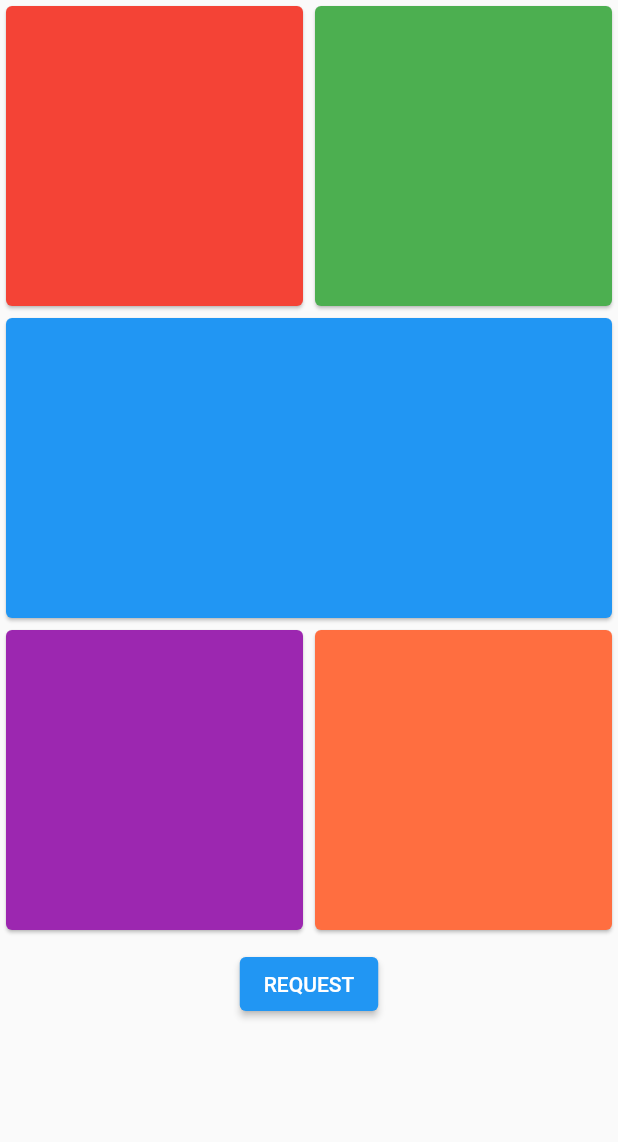
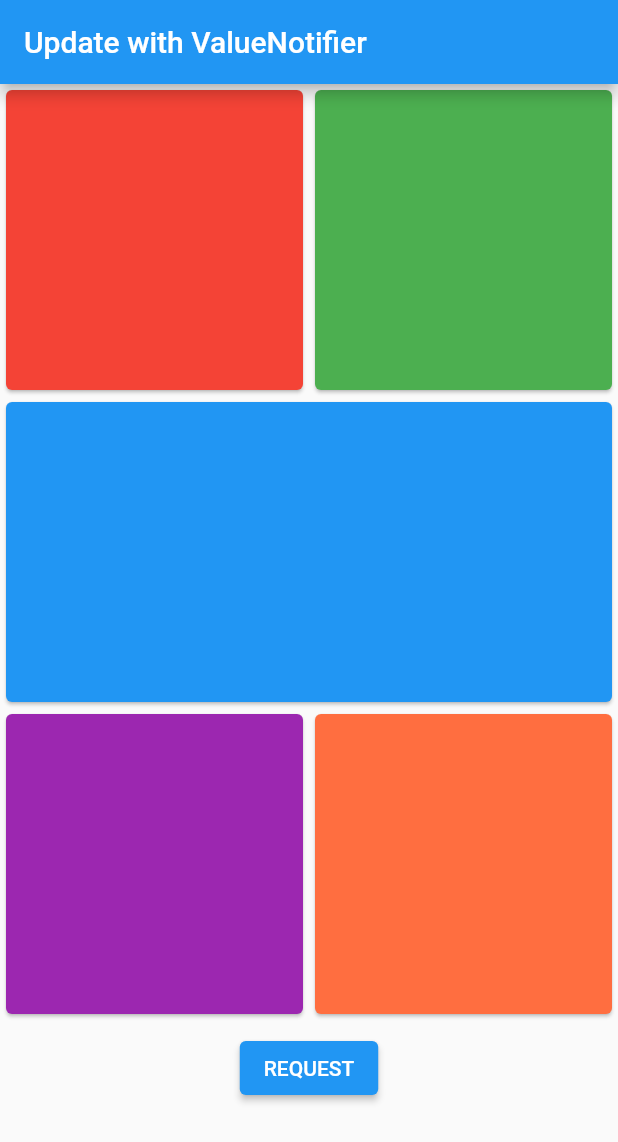
Before and after one commit to alex-melnyk/flutter_fragmented_widgets, a Flutter app: the screen it shows after launch, on a phone screen of 412 x 824 dp. Shown: the top 1142 px of the screen. Run offline on Flutter 3.47's test engine with Material 2 defaults, Android fonts, the phone set to English and light mode, and no system bars.

Commit message:
Code upfated.

```diff
--- a/lib/main.dart
+++ b/lib/main.dart
@@ -11,6 +11,7 @@ class MyApp extends StatelessWidget {
   Widget build(BuildContext context) {
     return MaterialApp(
       title: 'Flutter Demo',
+      debugShowCheckedModeBanner: false,
       theme: ThemeData.light(),
       // home: HomePageWithSetState(),
       home: HomePageWithValueNotifier(),
--- a/lib/pages/home_page_with_set_state.dart
+++ b/lib/pages/home_page_with_set_state.dart
@@ -17,6 +17,9 @@ class _HomePageWithSetStateState extends State<HomePageWithSetState> {
     final theme = Theme.of(context);
 
     return Scaffold(
+      appBar: AppBar(
+        title: Text('Update with setState'),
+      ),
       body: SafeArea(
         child: Container(
           child: Column(
--- a/lib/pages/home_page_with_value_notifier.dart
+++ b/lib/pages/home_page_with_value_notifier.dart
@@ -17,6 +17,9 @@ class _HomePageWithValueNotifierState extends State<HomePageWithValueNotifier> {
     final theme = Theme.of(context);
 
     return Scaffold(
+      appBar: AppBar(
+        title: Text('Update with ValueNotifier'),
+      ),
       body: SafeArea(
         child: Container(
           child: Column(
```
Also changed, not shown: PREVIEW.png.
